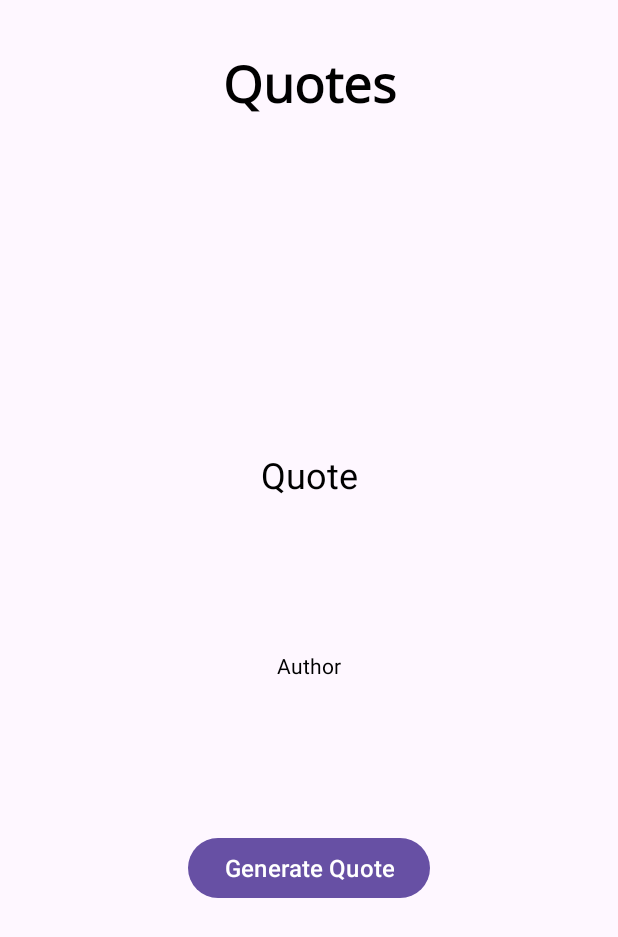
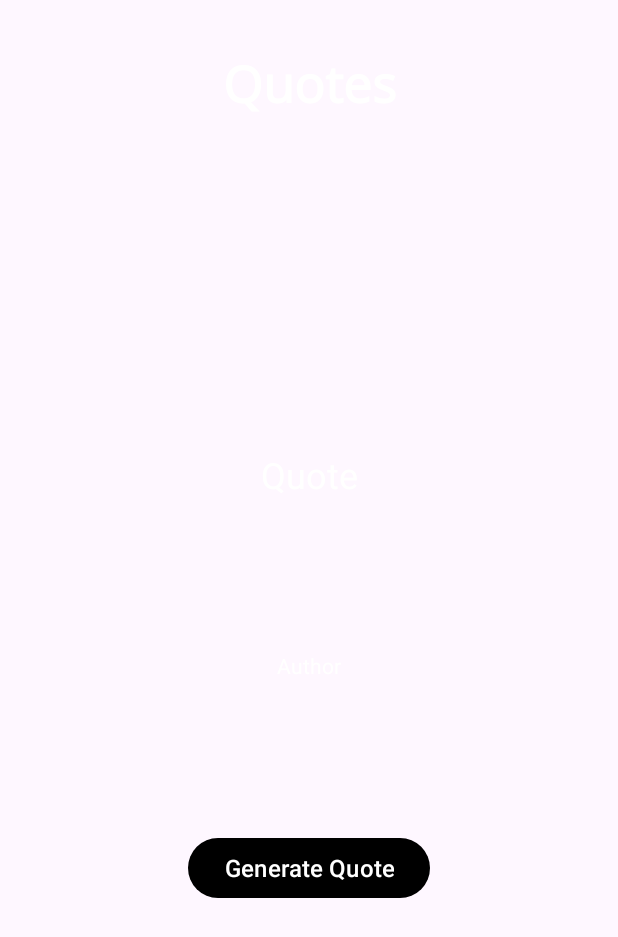
Before and after one commit to mihirniyogi/InspiringQuotesExample, an Android app: the screen it shows after launch (MainActivity), on a phone screen of 412 x 824 dp. Shown: the top 937 px of the screen. Run offline under Robolectric (Android 15) with nearby library versions, the phone set to English and light mode, and no system bars; libraries missing offline, so code that uses them is left out: com.google.firebase.appdistribution; 1 statement that could not run was skipped.

Commit message:
Fix dark theme text

```diff
--- a/app/src/main/res/layout/activity_main.xml
+++ b/app/src/main/res/layout/activity_main.xml
@@ -16,7 +16,6 @@
         android:fontFamily="@font/open_sans"
         android:text="Quotes"
         android:textAlignment="center"
-        android:textColor="#000000"
         android:textSize="34sp"
         android:textStyle="bold"
         app:layout_constraintEnd_toEndOf="parent"
@@ -30,7 +29,6 @@
         android:lineSpacingExtra="8sp"
         android:text="Quote"
         android:textAlignment="center"
-        android:textColor="#000000"
         android:textSize="24sp"
         app:layout_constraintBottom_toTopOf="@+id/fetchQuoteButton"
         app:layout_constraintEnd_toEndOf="parent"
@@ -42,7 +40,6 @@
         android:layout_width="wrap_content"
         android:layout_height="wrap_content"
         android:text="Author"
-        android:textColor="#000000"
         app:layout_constraintBottom_toTopOf="@+id/fetchQuoteButton"
         app:layout_constraintEnd_toEndOf="parent"
         app:layout_constraintStart_toStartOf="parent"
--- a/app/src/main/res/values-night/themes.xml
+++ b/app/src/main/res/values-night/themes.xml
@@ -2,6 +2,9 @@
     <!-- Base application theme. -->
     <style name="Base.Theme.InspiringQuotesExample" parent="Theme.Material3.DayNight.NoActionBar">
         <!-- Customize your dark theme here. -->
-        <!-- <item name="colorPrimary">@color/my_dark_primary</item> -->
+         <item name="colorPrimary">@color/my_dark_primary</item>
+         <item name="colorOnBackground">@color/white</item>
+         <item name="android:textColor">@color/white</item>
+         <item name="colorOnSurface">@color/white</item>
     </style>
 </resources>
--- a/app/src/main/res/values/colors.xml
+++ b/app/src/main/res/values/colors.xml
@@ -1,5 +1,8 @@
 <?xml version="1.0" encoding="utf-8"?>
 <resources>
+    <color name="white">#FFFFFFFF</color>
     <color name="black">#FF000000</color>
-    <color name="white">#FFFFFFFF</color>
+
+    <color name="my_light_primary">#FF000000</color>
+    <color name="my_dark_primary">#FFFFFFFF</color>
 </resources>
--- a/app/src/main/res/values/themes.xml
+++ b/app/src/main/res/values/themes.xml
@@ -2,7 +2,10 @@
     <!-- Base application theme. -->
     <style name="Base.Theme.InspiringQuotesExample" parent="Theme.Material3.DayNight.NoActionBar">
         <!-- Customize your light theme here. -->
-        <!-- <item name="colorPrimary">@color/my_light_primary</item> -->
+         <item name="colorPrimary">@color/my_light_primary</item>
+         <item name="colorOnBackground">@color/white</item>
+         <item name="android:textColor">@color/white</item>
+         <item name="colorOnSurface">@color/white</item>
     </style>
 
     <style name="Theme.InspiringQuotesExample" parent="Base.Theme.InspiringQuotesExample" />
```
